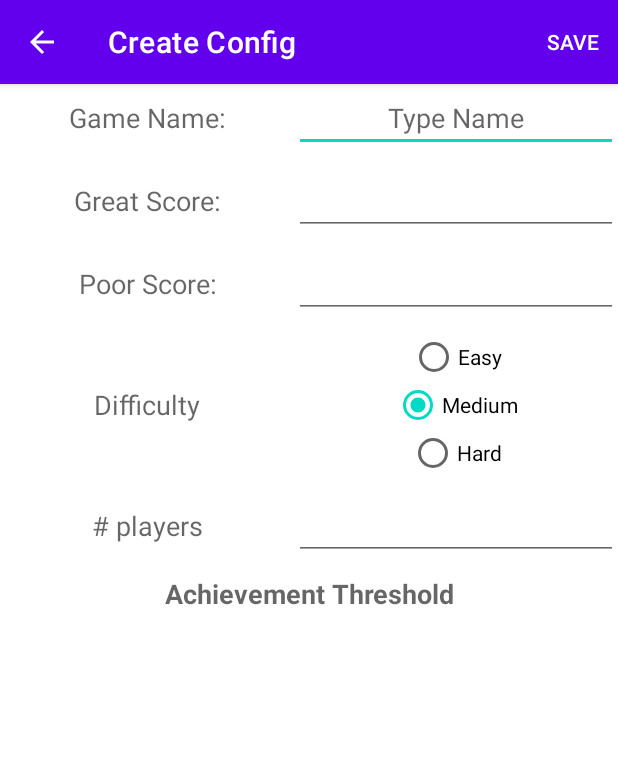
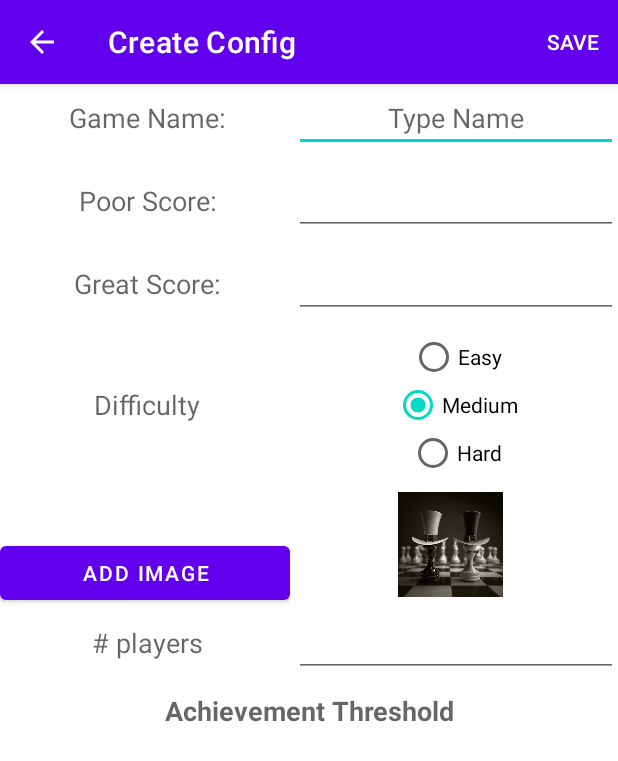
Before and after one commit to Banpreet-Aulakh/AndroidGroupProject, an Android app: the EditConfigActivity screen opened directly, with no data from a screen before it, on a phone screen of 412 x 824 dp. Shown: the top 761 px of the screen. Run offline under Robolectric (Android 15) with nearby library versions, the phone set to English and light mode, and no system bars.

Commit message:
Readded Image button and Image back into edit_config_layout

```diff
--- a/app/src/main/res/layout/activity_edit_config.xml
+++ b/app/src/main/res/layout/activity_edit_config.xml
@@ -45,16 +45,16 @@
             android:paddingBottom="10dp">
 
             <TextView
-                android:id="@+id/configGreatScore"
+                android:id="@+id/txtPoorScore"
                 android:layout_width="match_parent"
                 android:layout_height="match_parent"
                 android:layout_weight="1"
                 android:gravity="center"
-                android:text="@string/great_score"
+                android:text="@string/poor_score"
                 android:textAppearance="@style/TextAppearance.AppCompat.Medium" />
 
             <EditText
-                android:id="@+id/editTextGreatScore"
+                android:id="@+id/editTextPoorScore"
                 android:layout_width="match_parent"
                 android:layout_height="wrap_content"
                 android:layout_weight="1"
@@ -70,16 +70,16 @@
             android:paddingBottom="10dp">
 
             <TextView
-                android:id="@+id/txtPoorScore"
+                android:id="@+id/configGreatScore"
                 android:layout_width="match_parent"
                 android:layout_height="match_parent"
                 android:layout_weight="1"
                 android:gravity="center"
-                android:text="@string/poor_score"
+                android:text="@string/great_score"
                 android:textAppearance="@style/TextAppearance.AppCompat.Medium" />
 
             <EditText
-                android:id="@+id/editTextPoorScore"
+                android:id="@+id/editTextGreatScore"
                 android:layout_width="match_parent"
                 android:layout_height="wrap_content"
                 android:layout_weight="1"
@@ -109,6 +109,25 @@
                 android:layout_height="match_parent"
                 android:layout_weight="1"
                 android:gravity="center" />
+        </TableRow>
+
+        <TableRow
+            android:layout_width="wrap_content"
+            android:layout_height="wrap_content">
+
+            <Button
+                android:id="@+id/addBoxPictureButton"
+                android:layout_width="wrap_content"
+                android:layout_height="wrap_content"
+                android:layout_marginTop="30dp"
+                android:text="@string/takepic" />
+
+            <ImageView
+                android:id="@+id/boxImagePreview"
+                android:layout_width="70dp"
+                android:layout_height="70dp"
+                tools:srcCompat="@tools:sample/avatars" />
+
         </TableRow>
 
         <TableRow
@@ -154,17 +173,18 @@
 
         <TableRow
             android:layout_width="match_parent"
-            android:layout_height="240dp"
+            android:layout_height="match_parent"
             android:gravity="center">
+                <ListView
+                    android:id="@+id/listViewAchievements"
+                    android:layout_width="match_parent"
+                    android:layout_height="match_parent"
+                    android:foregroundGravity="center">
 
-            <ListView
-                android:id="@+id/listViewAchievements"
-                android:layout_width="match_parent"
-                android:layout_height="match_parent"
-                android:foregroundGravity="center">
+                </ListView>
 
-            </ListView>
         </TableRow>
+
     </TableLayout>
 
 
```
